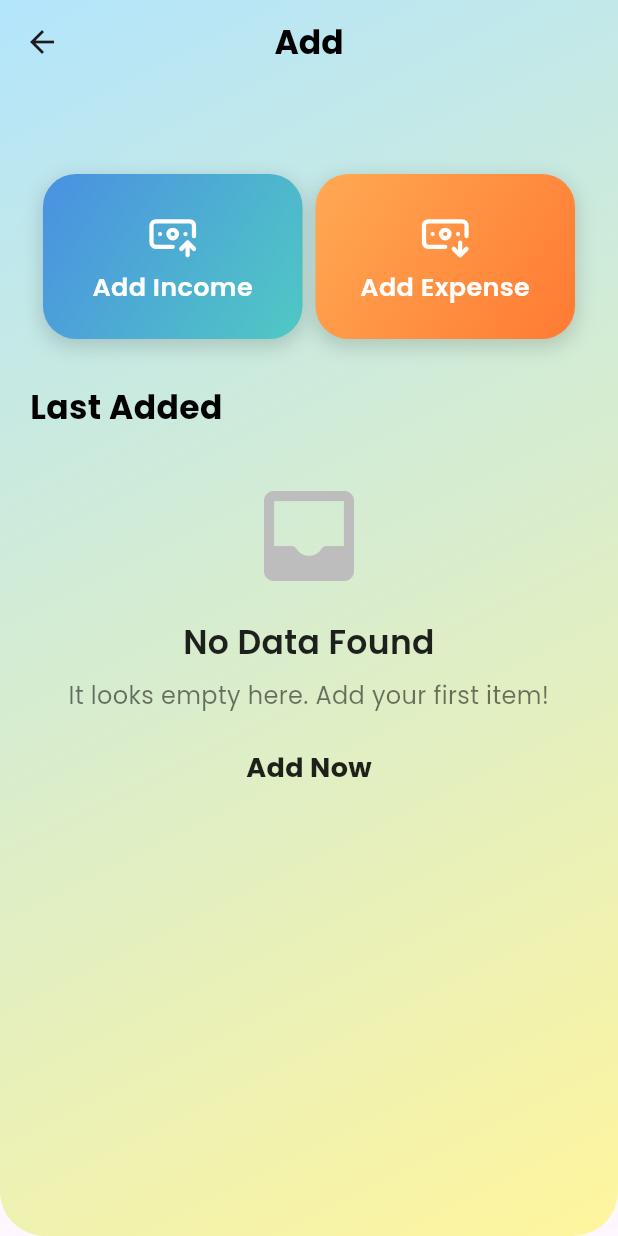
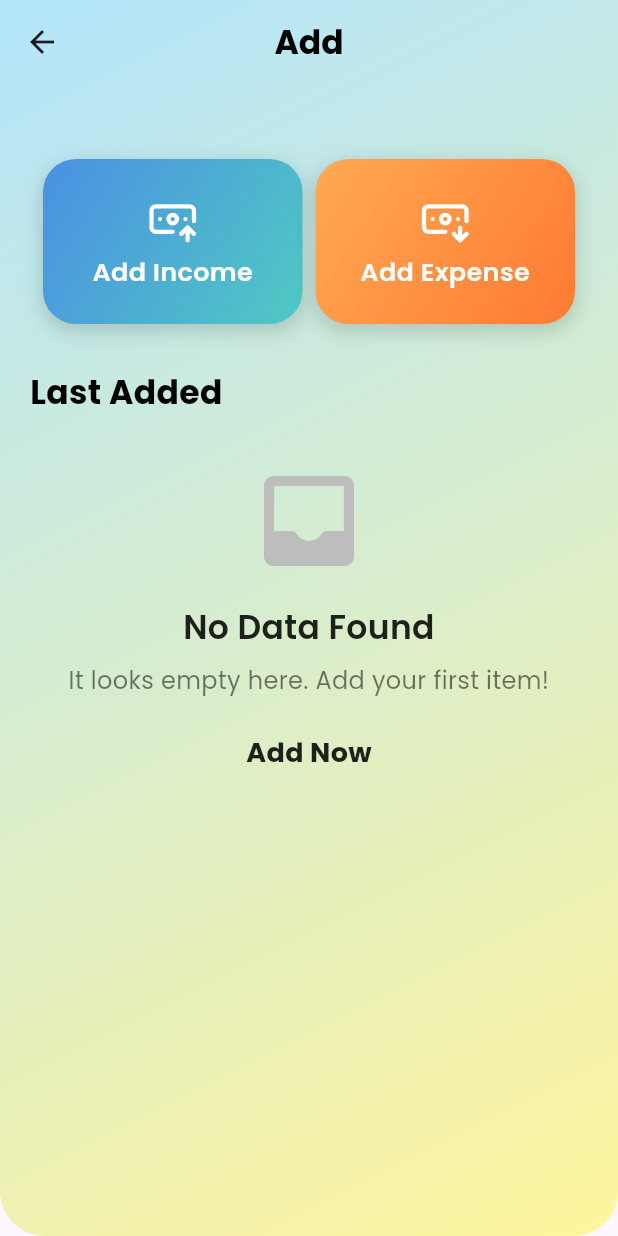
Before and after one commit to THARINDUnirmal/Expense-tracker, a Flutter app: the screen it shows once a user with an empty profile is signed in, after a tap on the "add" icon, on a phone screen of 412 x 824 dp. Run offline on Flutter 3.47's test engine with Material 3 defaults, Android fonts, the phone set to English and light mode, and no system bars; our stand-ins replace cloud_firestore, curved_navigation_bar, firebase_auth, firebase_core, fl_chart, flutter_svg and 7 more; missing offline and left inert: animated_gradient_text; accounts and stored records are empty; network calls fail.

Commit message:
fix some bugs

```diff
--- a/lib/services/firestroe_services/firebase_database_services.dart
+++ b/lib/services/firestroe_services/firebase_database_services.dart
@@ -78,14 +78,19 @@ class FirebaseDatabaseServices {
       return _firebaseCollection
           .doc(curruntUserId)
           .collection("allData")
+          .orderBy("createdDate", descending: false)
           .snapshots()
           .map((snapshot) {
-            return snapshot.docs.map((e) {
-              return DataModel.fromJson(e.data());
-            }).toList();
+            return snapshot.docs
+                .map((e) {
+                  return DataModel.fromJson(e.data());
+                })
+                .toList()
+                .reversed
+                .toList();
           });
     } catch (error) {
-      print("Stream error");
+      print("Stream error: $error");
       throw Exception(error.toString());
     }
   }
--- a/lib/view/screens/main_screens/add_screen.dart
+++ b/lib/view/screens/main_screens/add_screen.dart
@@ -46,17 +46,14 @@ class _AddScreenState extends State<AddScreen> {
       body: Container(
         width: double.infinity,
         height: MediaQuery.of(context).size.height * 1,
-        padding: const EdgeInsets.symmetric(vertical: 40),
+        padding: const EdgeInsets.only(top: 30),
         decoration: const BoxDecoration(
           borderRadius: BorderRadius.only(
             bottomLeft: Radius.circular(30),
             bottomRight: Radius.circular(30),
           ),
           gradient: LinearGradient(
-            colors: [
-              Color(0xFFB3E5FC), // Sky Blue
-              Color(0xFFFFF59D), // Soft Yellow
-            ],
+            colors: [Color(0xFFB3E5FC), Color(0xFFFFF59D)],
             begin: Alignment.topLeft,
             end: Alignment.bottomRight,
           ),
@@ -135,6 +132,7 @@ class _AddScreenState extends State<AddScreen> {
                         );
                       } else {
                         List<DataModel> allData = snapshot.data!;
+
                         return allData.isEmpty
                             ? Center(
                                 child: Column(
@@ -182,7 +180,13 @@ class _AddScreenState extends State<AddScreen> {
                                   ],
                                 ),
                               )
-                            : ListView.builder(
+                            : SizedBox(
+                                width: double.infinity,
+                                height:
+                                    MediaQuery.of(context).size.height * 0.52,
+                                child: SingleChildScrollView(
+                                  scrollDirection: Axis.vertical,
+                                  child: ListView.builder(
                                     itemCount: allData.length,
                                     physics: ScrollPhysics(),
                                     shrinkWrap: true,
@@ -207,6 +211,8 @@ class _AddScreenState extends State<AddScreen> {
                                         ),
                                       );
                                     },
+                                  ),
+                                ),
                               );
                       }
                     },
--- a/lib/view/screens/main_screens/home_screen.dart
+++ b/lib/view/screens/main_screens/home_screen.dart
@@ -577,7 +577,9 @@ class _HomeScreenState extends State<HomeScreen> {
                                       scrollDirection: Axis.horizontal,
                                       itemCount: allCategeory.toSet().length,
                                       itemBuilder: (context, index) {
-                                        String indexData = allCategeory[index];
+                                        String indexData = allCategeory
+                                            .toSet()
+                                            .toList()[index];
                                         return InkWell(
                                           onTap: () {
                                             AppRoutes.route.push(
--- a/lib/view/screens/sub_screens/single_data_screen.dart
+++ b/lib/view/screens/sub_screens/single_data_screen.dart
@@ -19,7 +19,7 @@ class SingleDataScreen extends StatelessWidget {
             height: double.infinity,
             decoration: BoxDecoration(
               gradient: LinearGradient(
-                colors: [AppColors.appBlueColor!, AppColors.appBlue2Color!],
+                colors: [AppColors.appBlueColor, AppColors.appBlue2Color],
                 begin: Alignment.topLeft,
                 end: Alignment.bottomRight,
               ),
```
Also changed, not shown: lib/services/auth/firebase_auth_services.dart (+18 -2 lines), lib/view/screens/sub_screens/add_data_screen.dart (+29 -9 lines), lib/view/screens/sub_screens/single_categeory_screen.dart (+17 -4 lines). Lines whose indentation alone changed are shown as unchanged.
